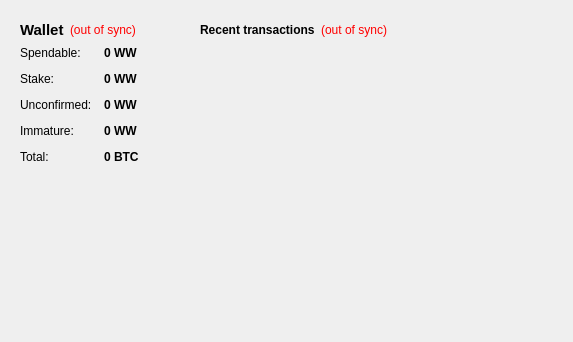
The window that src/qt/forms/overviewpage.ui (wayawolf/WayaWolfCoin) describes before a commit, drawn with Qt 5.
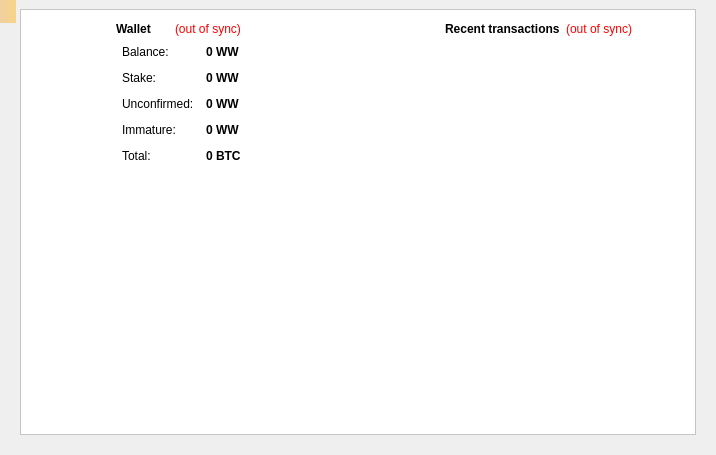
The same window after the commit. Icons and pictures are not drawn.

Commit message: Import a couple UI pages from old coin

Diff of the .ui file:
```diff
--- a/src/qt/forms/overviewpage.ui
+++ b/src/qt/forms/overviewpage.ui
@@ -6,17 +6,58 @@
    <rect>
     <x>0</x>
     <y>0</y>
-    <width>573</width>
-    <height>342</height>
+    <width>716</width>
+    <height>455</height>
    </rect>
   </property>
   <property name="windowTitle">
    <string>Form</string>
   </property>
+  <layout class="QGridLayout" name="gridLayout_4">
+   <property name="leftMargin">
+    <number>20</number>
+   </property>
+   <property name="topMargin">
+    <number>9</number>
+   </property>
+   <property name="rightMargin">
+    <number>20</number>
+   </property>
+   <property name="bottomMargin">
+    <number>20</number>
+   </property>
+   <item row="0" column="0">
+    <widget class="QFrame" name="frame_4">
+     <property name="autoFillBackground">
+      <bool>false</bool>
+     </property>
   <property name="styleSheet">
-   <string notr="true"/>
-  </property>
-  <layout class="QHBoxLayout" name="horizontalLayout" stretch="0,1">
+      <string notr="true"> background-color: #ffffff </string>
+     </property>
+     <property name="frameShape">
+      <enum>QFrame::StyledPanel</enum>
+     </property>
+     <property name="frameShadow">
+      <enum>QFrame::Raised</enum>
+     </property>
+     <property name="lineWidth">
+      <number>2</number>
+     </property>
+     <layout class="QGridLayout" name="gridLayout_3">
+      <property name="leftMargin">
+       <number>0</number>
+      </property>
+      <property name="topMargin">
+       <number>0</number>
+      </property>
+      <property name="rightMargin">
+       <number>0</number>
+      </property>
+      <property name="bottomMargin">
+       <number>0</number>
+      </property>
+      <item row="0" column="0">
+       <layout class="QHBoxLayout" name="horizontalLayout" stretch="1,0,1">
    <item>
     <layout class="QVBoxLayout" name="verticalLayout_2">
      <item>
@@ -25,16 +66,18 @@
         <enum>QFrame::NoFrame</enum>
        </property>
        <property name="frameShadow">
-        <enum>QFrame::Plain</enum>
-       </property>
-       <layout class="QVBoxLayout" name="verticalLayout_4">
-        <item>
+             <enum>QFrame::Sunken</enum>
+            </property>
+            <property name="lineWidth">
+             <number>-1</number>
+            </property>
+            <layout class="QGridLayout" name="gridLayout">
+             <item row="0" column="1" colspan="2">
          <layout class="QHBoxLayout" name="horizontalLayout_4">
           <item>
            <widget class="QLabel" name="label_5">
             <property name="font">
              <font>
-              <pointsize>11</pointsize>
               <weight>75</weight>
               <bold>true</bold>
              </font>
@@ -60,22 +103,35 @@
             </property>
            </widget>
           </item>
-          <item>
-           <spacer name="horizontalSpacer_2">
-            <property name="orientation">
-             <enum>Qt::Horizontal</enum>
-            </property>
-            <property name="sizeHint" stdset="0">
-             <size>
-              <width>40</width>
-              <height>20</height>
-             </size>
-            </property>
-           </spacer>
-          </item>
-         </layout>
-        </item>
-        <item>
+              </layout>
+             </item>
+             <item row="0" column="0">
+              <spacer name="horizontalSpacer_7">
+               <property name="orientation">
+                <enum>Qt::Horizontal</enum>
+               </property>
+               <property name="sizeHint" stdset="0">
+                <size>
+                 <width>59</width>
+                 <height>20</height>
+                </size>
+               </property>
+              </spacer>
+             </item>
+             <item row="0" column="3">
+              <spacer name="horizontalSpacer_8">
+               <property name="orientation">
+                <enum>Qt::Horizontal</enum>
+               </property>
+               <property name="sizeHint" stdset="0">
+                <size>
+                 <width>59</width>
+                 <height>20</height>
+                </size>
+               </property>
+              </spacer>
+             </item>
+             <item row="1" column="2">
          <layout class="QFormLayout" name="formLayout_2">
           <property name="fieldGrowthPolicy">
            <enum>QFormLayout::AllNonFixedFieldsGrow</enum>
@@ -89,7 +145,7 @@
           <item row="0" column="0">
            <widget class="QLabel" name="label">
             <property name="text">
-             <string>Spendable:</string>
+                  <string>Balance:</string>
             </property>
            </widget>
           </item>
@@ -230,15 +286,56 @@
           </item>
          </layout>
         </item>
-       </layout>
-      </widget>
-     </item>
-     <item>
+             <item row="1" column="0" colspan="2">
+              <spacer name="horizontalSpacer_5">
+               <property name="orientation">
+                <enum>Qt::Horizontal</enum>
+               </property>
+               <property name="sizeHint" stdset="0">
+                <size>
+                 <width>65</width>
+                 <height>20</height>
+                </size>
+               </property>
+              </spacer>
+             </item>
+             <item row="2" column="0" colspan="4">
+              <widget class="QFrame" name="frame_3">
+               <property name="minimumSize">
+                <size>
+                 <width>200</width>
+                 <height>200</height>
+                </size>
+               </property>
+               <property name="frameShape">
+                <enum>QFrame::NoFrame</enum>
+               </property>
+               <property name="frameShadow">
+                <enum>QFrame::Sunken</enum>
+               </property>
+               <property name="lineWidth">
+                <number>-1</number>
+               </property>
+               <layout class="QGridLayout" name="gridLayout_2">
+                <item row="0" column="0">
+                 <spacer name="horizontalSpacer_3">
+                  <property name="orientation">
+                   <enum>Qt::Horizontal</enum>
+                  </property>
+                  <property name="sizeHint" stdset="0">
+                   <size>
+                    <width>0</width>
+                    <height>20</height>
+                   </size>
+                  </property>
+                 </spacer>
+                </item>
+                <item row="0" column="1">
       <widget class="QLabel" name="label_2">
-       <property name="maximumSize">
+                  <property name="minimumSize">
         <size>
-         <width>225</width>
-         <height>225</height>
+                    <width>256</width>
+                    <height>260</height>
         </size>
        </property>
        <property name="text">
@@ -252,20 +349,52 @@
        </property>
       </widget>
      </item>
+                <item row="0" column="2">
+                 <spacer name="horizontalSpacer_4">
+                  <property name="orientation">
+                   <enum>Qt::Horizontal</enum>
+                  </property>
+                  <property name="sizeHint" stdset="0">
+                   <size>
+                    <width>1</width>
+                    <height>20</height>
+                   </size>
+                  </property>
+                 </spacer>
+                </item>
+               </layout>
+              </widget>
+             </item>
+             <item row="1" column="3">
+              <spacer name="horizontalSpacer_6">
+               <property name="orientation">
+                <enum>Qt::Horizontal</enum>
+               </property>
+               <property name="sizeHint" stdset="0">
+                <size>
+                 <width>59</width>
+                 <height>20</height>
+                </size>
+               </property>
+              </spacer>
+             </item>
+            </layout>
+           </widget>
+          </item>
+         </layout>
+        </item>
      <item>
-      <spacer name="verticalSpacer">
+         <spacer name="horizontalSpacer_2">
        <property name="orientation">
-        <enum>Qt::Vertical</enum>
+           <enum>Qt::Horizontal</enum>
        </property>
        <property name="sizeHint" stdset="0">
         <size>
-         <width>20</width>
-         <height>40</height>
+            <width>40</width>
+            <height>20</height>
         </size>
        </property>
       </spacer>
-     </item>
-    </layout>
    </item>
    <item>
     <layout class="QVBoxLayout" name="verticalLayout_3">
@@ -275,11 +404,27 @@
         <enum>QFrame::NoFrame</enum>
        </property>
        <property name="frameShadow">
-        <enum>QFrame::Plain</enum>
+             <enum>QFrame::Sunken</enum>
+            </property>
+            <property name="lineWidth">
+             <number>-1</number>
        </property>
        <layout class="QVBoxLayout" name="verticalLayout">
         <item>
          <layout class="QHBoxLayout" name="horizontalLayout_2">
+               <item>
+                <spacer name="horizontalSpacer_9">
+                 <property name="orientation">
+                  <enum>Qt::Horizontal</enum>
+                 </property>
+                 <property name="sizeHint" stdset="0">
+                  <size>
+                   <width>40</width>
+                   <height>20</height>
+                  </size>
+                 </property>
+                </spacer>
+               </item>
           <item>
            <widget class="QLabel" name="label_4">
             <property name="text">
@@ -326,9 +471,6 @@
           <property name="frameShape">
            <enum>QFrame::NoFrame</enum>
           </property>
-          <property name="frameShadow">
-           <enum>QFrame::Plain</enum>
-          </property>
           <property name="verticalScrollBarPolicy">
            <enum>Qt::ScrollBarAlwaysOff</enum>
           </property>
@@ -343,22 +485,38 @@
        </layout>
       </widget>
      </item>
-     <item>
-      <spacer name="verticalSpacer_2">
-       <property name="orientation">
-        <enum>Qt::Vertical</enum>
-       </property>
-       <property name="sizeHint" stdset="0">
-        <size>
-         <width>20</width>
-         <height>40</height>
-        </size>
-       </property>
-      </spacer>
+         </layout>
      </item>
     </layout>
    </item>
   </layout>
+    </widget>
+   </item>
+  </layout>
+  <widget class="QLabel" name="labelAlerts">
+   <property name="geometry">
+    <rect>
+     <x>0</x>
+     <y>0</y>
+     <width>16</width>
+     <height>23</height>
+    </rect>
+   </property>
+   <property name="visible">
+    <bool>false</bool>
+   </property>
+   <property name="styleSheet">
+    <string notr="true">background-color: qlineargradient(x1: 0, y1: 0, x2: 1, y2: 0, stop:0 #F0D0A0, stop:1 #F8D488); color:#000000;</string>
+   </property>
+   <property name="wordWrap">
+    <bool>true</bool>
+   </property>
+   <property name="margin">
+    <number>3</number>
+   </property>
+  </widget>
+  <zorder>frame_4</zorder>
+  <zorder>labelAlerts</zorder>
  </widget>
  <resources>
   <include location="../bitcoin.qrc"/>
```
Left out of the diff: 4 changed lines with no effect on the pictures. Lines whose indentation alone changed are shown as unchanged. The commit also changes 5 other files.
